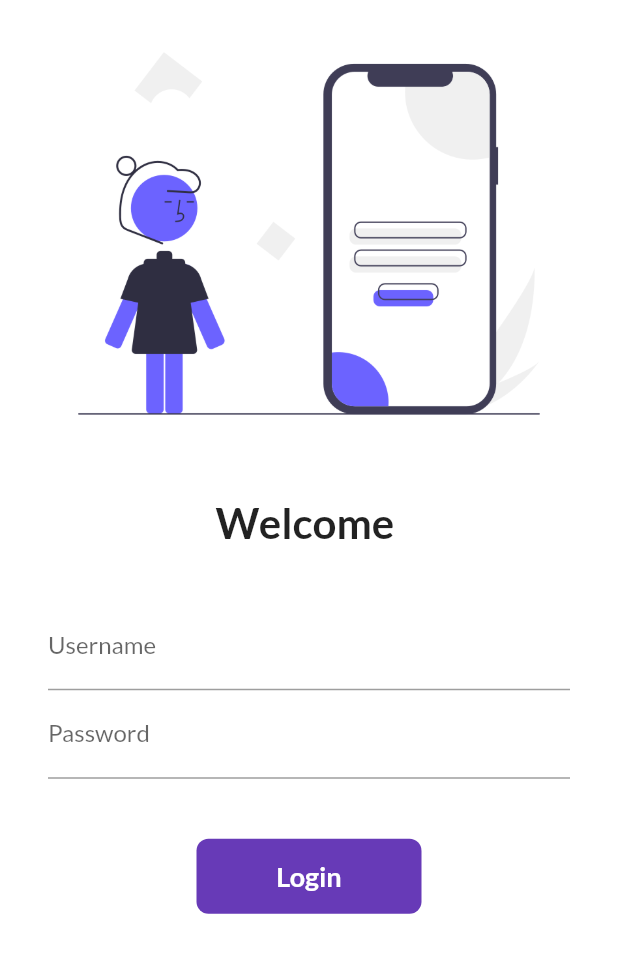
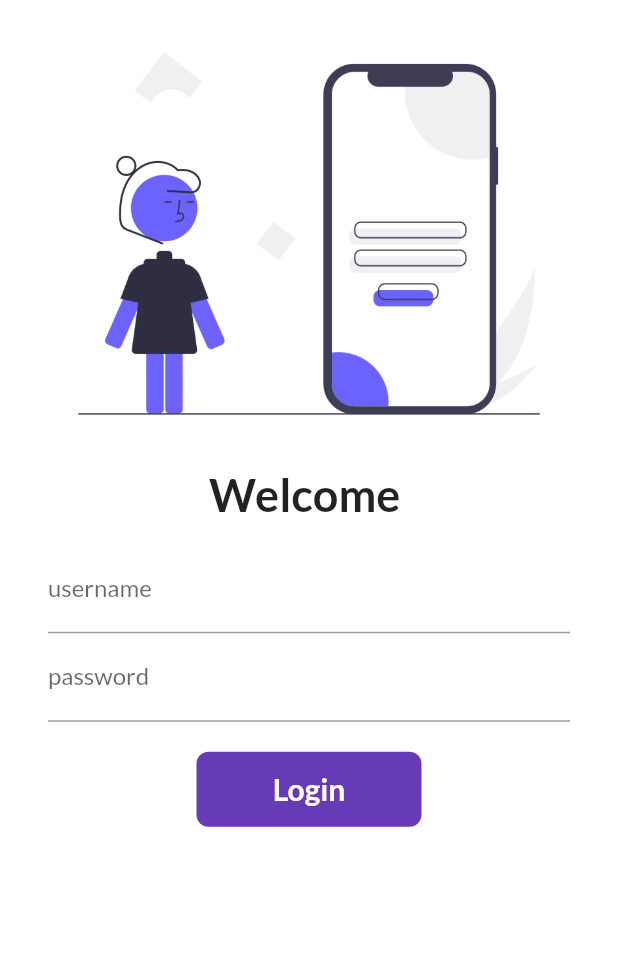
Before and after one commit to raj-610/test1, a Flutter app: the screen it shows after launch, on a phone screen of 412 x 824 dp. Shown: the top 953 px of the screen. Run offline on Flutter 3.47's test engine with Material 2 defaults, Android fonts, the phone set to English and light mode, and no system bars; our stand-ins replace google_fonts.

Commit message:
update login page

```diff
--- a/lib/PAGES/login_page.dart
+++ b/lib/PAGES/login_page.dart
@@ -1,159 +1,24 @@
-// // ignore_for_file: prefer_const_constructors
-
-// import 'package:flutter/material.dart';
-// import 'package:test_1/utils/routes.dart';
-
-// class LoginPage extends StatefulWidget {
-//   // LoginPage({ Key? key }) : super(key: key);
-
-//   @override
-//   State<LoginPage> createState() => _LoginPageState();
-// }
-
-// class _LoginPageState extends State<LoginPage> {
-
-//   String name = "";
-//   bool changeButton = false;
-
-//   final _formkey = GlobalKey<FormState>();
-
-//   moveToHome(BuildContext context) async {
-//     if (_formkey.currentState!.validate) {
-//     setState(() {
-//                     changeButton = true;
-//                   });
-//                   await Future.delayed(Duration(seconds: 1));
-//                   await Navigator.pushNamed(context, MyRoutes.homeRoute);
-//                   setState(() {
-//                     changeButton = false;
-//                   });
-//      }
-//   }
-
-//   @override
-//   Widget build(BuildContext context) {
-//     //return Scaffold(
-//       //body: Center(
-//        // child: Image(image: NetworkImage('https://flutter.github.io/assets-for-api-docs/assets/widgets/owl.jpg')),
-//       return Material(
-//         color: Colors.white,
-//         child: SingleChildScrollView(
-//         child: Form(
-//           key: _formkey,
-//           child: Column(
-//             children: [
-//               Image.asset("assets/images/undraw_Mobile_login_re_9ntv.png",
-//               fit: BoxFit.cover,
-//               // height: 200,
-//               ),
-
-//               Text(
-//                 "Welcome $name",
-//                 style:TextStyle(
-//                 fontSize: 30,
-//                 fontWeight: FontWeight.bold,
-//                ),
-//               ),
-//               // SizedBox(
-//               //   height: 20.0,
-//               //   child: Text("Raj is here"),
-//               // ),
-//               Padding(
-//                  padding: const EdgeInsets.symmetric(vertical: 16.0, horizontal: 32.0),
-//                 child: Column(
-//                   children: [
-//                   TextFormField(
-//                   decoration: InputDecoration(
-//                     hintText: "Enter username",
-//                     labelText: "username",
-//                      ),
-//                      validator: (String? value) {
-//                        if(value == null || value.isEmpty){
-//                          return "Username can't be empty";
-//                        }
-//                        return null;
-//                      },
-//                      onChanged: (value){
-//                        name = value;
-//                        setState(() {});
-//                      },
-//                 ),
-//                  TextFormField(
-//                   obscureText: true,
-//                   decoration: InputDecoration(
-//                     hintText: "Enter Password",
-//                     labelText: "password",
-//                      ),
-//                       validator: (String? value) {
-//                        if(value == null || value.isEmpty) {
-//                          return "Password can't be empty";
-//                        }else if(value.length < 6){
-//                          return "Password length should be atleast 6";
-//                        }
-//                        return null;
-//                      },
-//                  ),
-//                 SizedBox(
-//                   height: 20.0,
-//               ),
-
-//               Material(
-//                 color: Colors.deepPurple,
-//                 borderRadius:
-//                     BorderRadius.circular(changeButton? 50 : 8),
-//                 child: InkWell(
-//                   onTap: () => moveToHome(context),
-
-//                   child: AnimatedContainer(
-//                     duration: Duration(seconds: 1),
-//                     width: changeButton ? 50: 150,
-//                     height: 50,
-//                     alignment: Alignment.center,
-//                     child:changeButton ?Icon(
-//                       Icons.done,
-//                       color: Colors.white,
-//                       )
-//                       : Text(
-//                       "Login",
-//                     style: TextStyle(
-//                         color: Colors.white,
-//                         fontWeight: FontWeight.bold,
-//                         fontSize: 20),
-//                       ),
-
-//                         // shape: changeButton ? BoxShape.circle : BoxShape.rectangle,
-
-
-//                       ),
-//                     ),
-//                 ),
-//                  ],
-//                  ),
-//               )
-//             ],
-//             ),
-//         )
-//         )
-//       );
-//   }
-// }
+// ignore_for_file: prefer_const_constructors
 
 import 'package:flutter/material.dart';
 import 'package:test_1/utils/routes.dart';
 
 class LoginPage extends StatefulWidget {
+  // LoginPage({ Key? key }) : super(key: key);
+
   @override
-  _LoginPageState createState() => _LoginPageState();
+  State<LoginPage> createState() => _LoginPageState();
 }
 
 class _LoginPageState extends State<LoginPage> {
+
   String name = "";
   bool changeButton = false;
 
   final _formkey = GlobalKey<FormState>();
 
   moveToHome(BuildContext context) async {
-    if(_formkey.currentState!.validate)
+    if (_formkey.currentState!.validate) {
     setState(() {
                     changeButton = true;
                   });
@@ -163,9 +28,13 @@ class _LoginPageState extends State<LoginPage> {
                     changeButton = false;
                   });
      }
+  }
 
   @override
   Widget build(BuildContext context) {
+    //return Scaffold(
+      //body: Center(
+       // child: Image(image: NetworkImage('https://flutter.github.io/assets-for-api-docs/assets/widgets/owl.jpg')),
       return Material(
         color: Colors.white,
         child: SingleChildScrollView(
@@ -175,29 +44,28 @@ class _LoginPageState extends State<LoginPage> {
             children: [
               Image.asset("assets/images/undraw_Mobile_login_re_9ntv.png",
               fit: BoxFit.cover,
+              // height: 200,
               ),
-                SizedBox(
-                  height: 20.0,
-                ),
+
               Text(
                 "Welcome $name",
-                  style: TextStyle(
-                    fontSize: 28,
+                style:TextStyle(
+                fontSize: 30,
                 fontWeight: FontWeight.bold,
                ),
               ),
-                SizedBox(
-                  height: 20.0,
-                ),
+              // SizedBox(
+              //   height: 20.0,
+              //   child: Text("Raj is here"),
+              // ),
               Padding(
-                  padding: const EdgeInsets.symmetric(
-                      vertical: 16.0, horizontal: 32.0),
+                 padding: const EdgeInsets.symmetric(vertical: 16.0, horizontal: 32.0),
                 child: Column(
                   children: [
                   TextFormField(
                   decoration: InputDecoration(
                     hintText: "Enter username",
-                          labelText: "Username",
+                    labelText: "username",
                      ),
                      validator: (String? value) {
                        if(value == null || value.isEmpty){
@@ -205,7 +73,7 @@ class _LoginPageState extends State<LoginPage> {
                        }
                        return null;
                      },
-                        onChanged: (value) {
+                     onChanged: (value){
                        name = value;
                        setState(() {});
                      },
@@ -213,34 +81,35 @@ class _LoginPageState extends State<LoginPage> {
                  TextFormField(
                   obscureText: true,
                   decoration: InputDecoration(
-                          hintText: "Enter password",
-                          labelText: "Password",
+                    hintText: "Enter Password",
+                    labelText: "password",
                      ),
-                        validator: (value) {
-                          if(value == null || value.isEmpty){
+                      validator: (String? value) {
+                       if(value == null || value.isEmpty) {
                          return "Password can't be empty";
-                          }
-                          else if(value.length < 6){
+                       }else if(value.length < 6){
                          return "Password length should be atleast 6";
                        }
                        return null;
                      },
                  ),
                 SizedBox(
-                        height: 40.0,
+                  height: 20.0,
               ),
 
-                      InkWell(
-                        onTap: () async {
+              Material(
+                color: Colors.deepPurple,
+                borderRadius:
+                    BorderRadius.circular(changeButton? 50 : 8),
+                child: InkWell(
+                  onTap: () => moveToHome(context),
 
-                        },
                   child: AnimatedContainer(
                     duration: Duration(seconds: 1),
-                          width: changeButton ? 50 : 150,
+                    width: changeButton ? 50: 150,
                     height: 50,
                     alignment: Alignment.center,
-                          child: changeButton
-                              ? Icon(
+                    child:changeButton ?Icon(
                       Icons.done,
                       color: Colors.white,
                       )
@@ -249,12 +118,12 @@ class _LoginPageState extends State<LoginPage> {
                     style: TextStyle(
                         color: Colors.white,
                         fontWeight: FontWeight.bold,
-                                      fontSize: 18),
+                        fontSize: 20),
                       ),
-                          decoration: BoxDecoration(
-                            color: Colors.deepPurple,
-                            borderRadius:
-                                BorderRadius.circular(changeButton ? 50 : 8),
+
+                        // shape: changeButton ? BoxShape.circle : BoxShape.rectangle,
+
+
                       ),
                     ),
                 ),
@@ -263,7 +132,8 @@ class _LoginPageState extends State<LoginPage> {
               )
             ],
             ),
-          ),
-        ));
+        )
+        )
+      );
   }
 }
```
Lines whose indentation alone changed are shown as unchanged.
